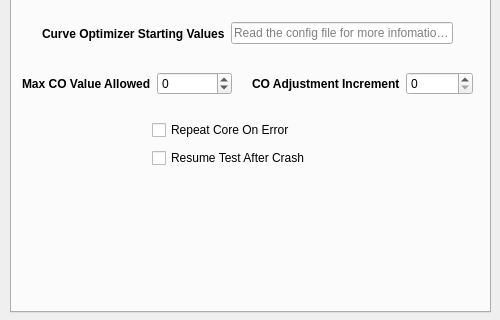
First picture: the form in mainwindow.ui, repository LucidLuxxx/CoreCycler-Py, before the edit; both pictures show x 0 to 500 and y 287 to 607 of the 500 by 700 pixel window.
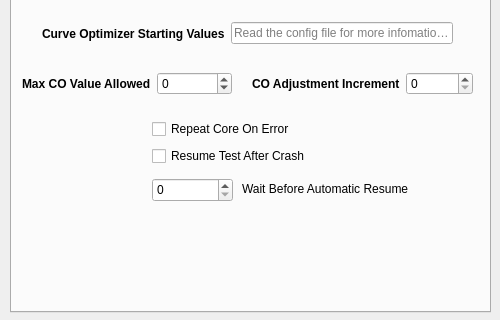
Second picture: the form after the edit. The open tabs and pages were chosen to show the change. Icons and pictures are not drawn.

Commit message:
wait before auto resume
Updated to the latest version of corecycler to include the "waitBeforeAutomaticResume" setting.

The edit to the form file:
```diff
--- a/mainwindow.ui
+++ b/mainwindow.ui
@@ -661,7 +661,7 @@
         <x>140</x>
         <y>240</y>
         <width>201</width>
-        <height>52</height>
+        <height>51</height>
        </rect>
       </property>
       <layout class="QVBoxLayout" name="verticalLayout_2">
@@ -681,6 +681,38 @@
        </item>
       </layout>
      </widget>
+     <widget class="QLabel" name="automaticTestMode_waitBeforeAutomaticResume_label">
+      <property name="geometry">
+       <rect>
+        <x>230</x>
+        <y>300</y>
+        <width>171</width>
+        <height>21</height>
+       </rect>
+      </property>
+      <property name="whatsThis">
+       <string/>
+      </property>
+      <property name="text">
+       <string>Wait Before Automatic Resume</string>
+      </property>
+     </widget>
+     <widget class="QSpinBox" name="automaticTestMode_waitBeforeAutomaticResume_spinBox">
+      <property name="geometry">
+       <rect>
+        <x>140</x>
+        <y>300</y>
+        <width>81</width>
+        <height>24</height>
+       </rect>
+      </property>
+      <property name="toolTip">
+       <string>&lt;html&gt;&lt;head/&gt;&lt;body&gt;&lt;p align=&quot;center&quot;&gt;&lt;span style=&quot; font-size:8pt;&quot;&gt;Windows treats crashes or reboots that happen within 120 seconds of the boot as a &amp;quot;failed&amp;quot; boot. To prevent the Windows Recovery Screen from appearing after three of those &amp;quot;failed&amp;quot; boots, the script will wait for this amount of time before resuming the testing process. Set this to 0 if you don't care about that and want to resume immediately&lt;/span&gt;&lt;/p&gt;&lt;p align=&quot;center&quot;&gt;&lt;br/&gt;&lt;/p&gt;&lt;p align=&quot;center&quot;&gt;&lt;span style=&quot; font-size:8pt;&quot;&gt;Default: 120&lt;/span&gt;&lt;/p&gt;&lt;p&gt;&lt;br/&gt;&lt;/p&gt;&lt;/body&gt;&lt;/html&gt;</string>
+      </property>
+      <property name="maximum">
+       <number>600</number>
+      </property>
+     </widget>
     </widget>
     <widget class="QWidget" name="prime95_tab">
      <attribute name="title">
```
Left out of the diff: 6 changed lines with no effect on the pictures. The commit also changes 40 other files.
